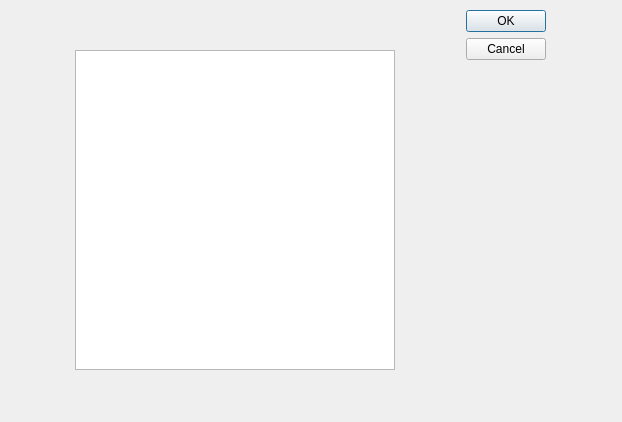
The window that mapviewpage.ui (kkdlau/COMP2012H-OPERATION-H) describes before a commit, drawn with Qt 5.
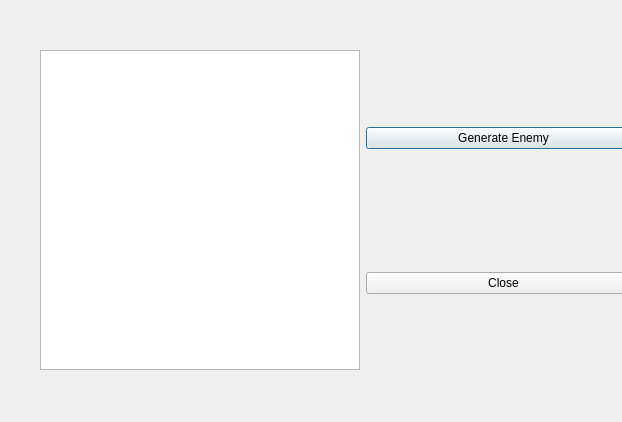
The same window after the commit. Custom widgets are drawn as their Qt base class.

Commit message: Can generate random enemy

Diff of the .ui file:
```diff
--- a/mapviewpage.ui
+++ b/mapviewpage.ui
@@ -19,7 +19,7 @@
   <widget class="QWidget" name="layoutWidget">
    <property name="geometry">
     <rect>
-     <x>10</x>
+     <x>40</x>
      <y>10</y>
      <width>601</width>
      <height>401</height>
@@ -37,14 +37,22 @@
      </widget>
     </item>
     <item>
-     <widget class="QDialogButtonBox" name="buttonBox">
-      <property name="orientation">
-       <enum>Qt::Vertical</enum>
-      </property>
-      <property name="standardButtons">
-       <set>QDialogButtonBox::Cancel|QDialogButtonBox::Ok</set>
-      </property>
-     </widget>
+     <layout class="QVBoxLayout" name="verticalLayout">
+      <item>
+       <widget class="QPushButton" name="generateEnemyButton">
+        <property name="text">
+         <string>Generate Enemy</string>
+        </property>
+       </widget>
+      </item>
+      <item>
+       <widget class="QPushButton" name="closeButton">
+        <property name="text">
+         <string>Close</string>
+        </property>
+       </widget>
+      </item>
+     </layout>
     </item>
    </layout>
   </widget>
```
Left out of the diff: 35 changed lines with no effect on the pictures. The commit also changes 3 other files.
